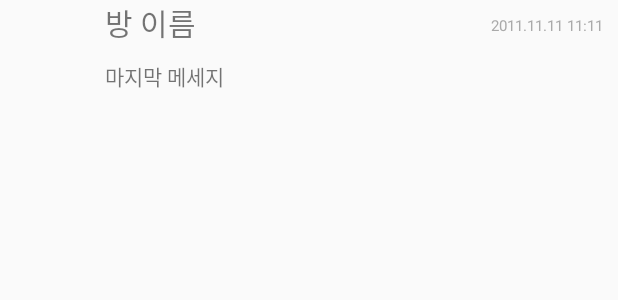
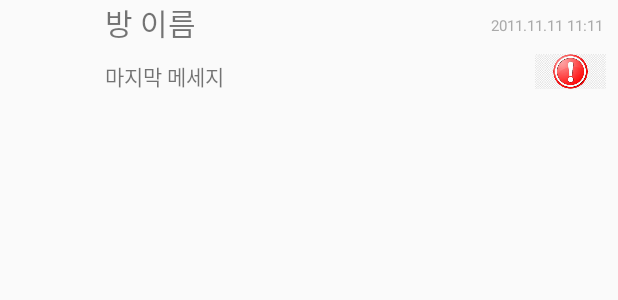
Before and after one commit to hyejin1231/Teamtest1, an Android app: the layout item_chat.xml on its own in the app's theme, with its tools: preview values and no code run, on a phone screen of 412 x 824 dp. Shown: the top 300 px of the screen. Run offline under Robolectric (Android 15) with nearby library versions, the phone set to English and light mode, and no system bars.

Commit message:
권 :20.10.23     선 채팅 오류 수정 완료,     알림 설정 기본 아이콘 및 구성중!

```diff
--- a/app/src/main/AndroidManifest.xml
+++ b/app/src/main/AndroidManifest.xml
@@ -18,7 +18,8 @@
         android:supportsRtl="true"
         android:theme="@style/AppTheme"
         android:usesCleartextTraffic="true">
-        <activity android:name=".BidList"></activity>
+        <activity android:name=".UserModel"></activity>
+        <activity android:name=".BidList" />
         <activity android:name=".AdminMemberSub" />
         <activity android:name=".DuedateActivity" />
         <activity android:name=".SelecCategory" />
--- a/app/src/main/java/com/example/teamtest1/User.java
+++ b/app/src/main/java/com/example/teamtest1/User.java
@@ -1,6 +1,7 @@
 package com.example.teamtest1;
 
 public class User {
+    public  String comment;
     private String photoUrl;
     private String id;
     private String pw;
--- a/app/src/main/res/layout/item_chat.xml
+++ b/app/src/main/res/layout/item_chat.xml
@@ -1,23 +1,27 @@
 <?xml version="1.0" encoding="utf-8"?>
-<LinearLayout
-    xmlns:android="http://schemas.android.com/apk/res/android" android:layout_width="match_parent"
-    android:orientation="horizontal"
+<LinearLayout xmlns:android="http://schemas.android.com/apk/res/android"
+    xmlns:app="http://schemas.android.com/apk/res-auto"
+    android:layout_width="match_parent"
     android:layout_height="70dp">
+
     <ImageView
         android:id="@+id/chatItem_imageView"
         android:layout_width="50dp"
-        android:layout_margin="10dp"
-        android:layout_height="50dp" />
+        android:layout_height="50dp"
+        android:layout_margin="10dp" />
+
     <RelativeLayout
-        android:orientation="vertical"
         android:layout_width="match_parent"
-        android:layout_height="match_parent">
+        android:layout_height="match_parent"
+        android:orientation="vertical">
+
         <TextView
+            android:id="@+id/chatItem_textView_title"
             android:layout_width="wrap_content"
             android:layout_height="wrap_content"
             android:text="방 이름"
-            android:textSize="20dp"
-            android:id="@+id/chatItem_textView_title"/>
+            android:textSize="20dp" />
+
 
         <TextView
             android:id="@+id/chatItem_textView_LastMessage"
@@ -25,17 +29,30 @@
             android:layout_height="wrap_content"
             android:layout_below="@id/chatItem_textView_title"
             android:layout_marginTop="10dp"
-            android:textColorLink="@android:color/darker_gray"
-            android:text="마지막 메세지"></TextView>
+            android:text="마지막 메세지"
+            android:textColorLink="@android:color/darker_gray"></TextView>
+
         <TextView
             android:id="@+id/chatItem_textView_timestamp"
+            android:layout_width="wrap_content"
+            android:layout_height="wrap_content"
+            android:layout_alignParentTop="true"
             android:layout_alignParentRight="true"
-            android:layout_alignParentTop="true"
             android:layout_margin="10dp"
+            android:text="2011.11.11 11:11"
             android:textColor="@android:color/darker_gray"
-            android:textSize="10dp"
-            android:text="2011.11.11 11:11"
-            android:layout_width="wrap_content"
-            android:layout_height="wrap_content"/>
+            android:textSize="10dp" />
+
+        <ImageView
+            android:id="@+id/chatItem_notice_imageview"
+            android:layout_width="47dp"
+            android:layout_height="38dp"
+            android:layout_alignParentRight="true"
+            android:layout_alignParentBottom="true"
+            android:layout_marginRight="8dp"
+            android:layout_marginBottom="3dp"
+            app:srcCompat="@drawable/rednotice" />
     </RelativeLayout>
+
+
 </LinearLayout>
```
Also changed, not shown: app/src/main/java/com/example/teamtest1/MessageActivity.java (+18 -15 lines), app/src/main/java/com/example/teamtest1/fragment/ChatFragment.java (+11 -4 lines), app/src/main/res/drawable/rednotice.jpg (added).
